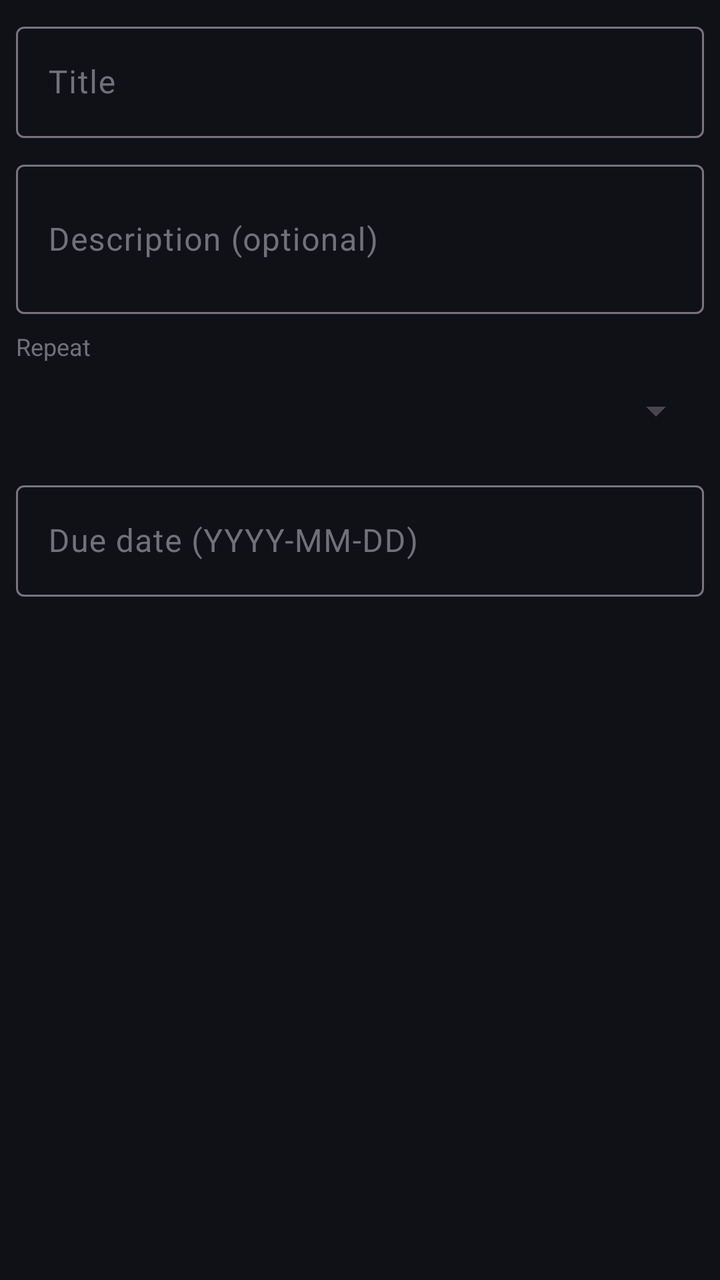
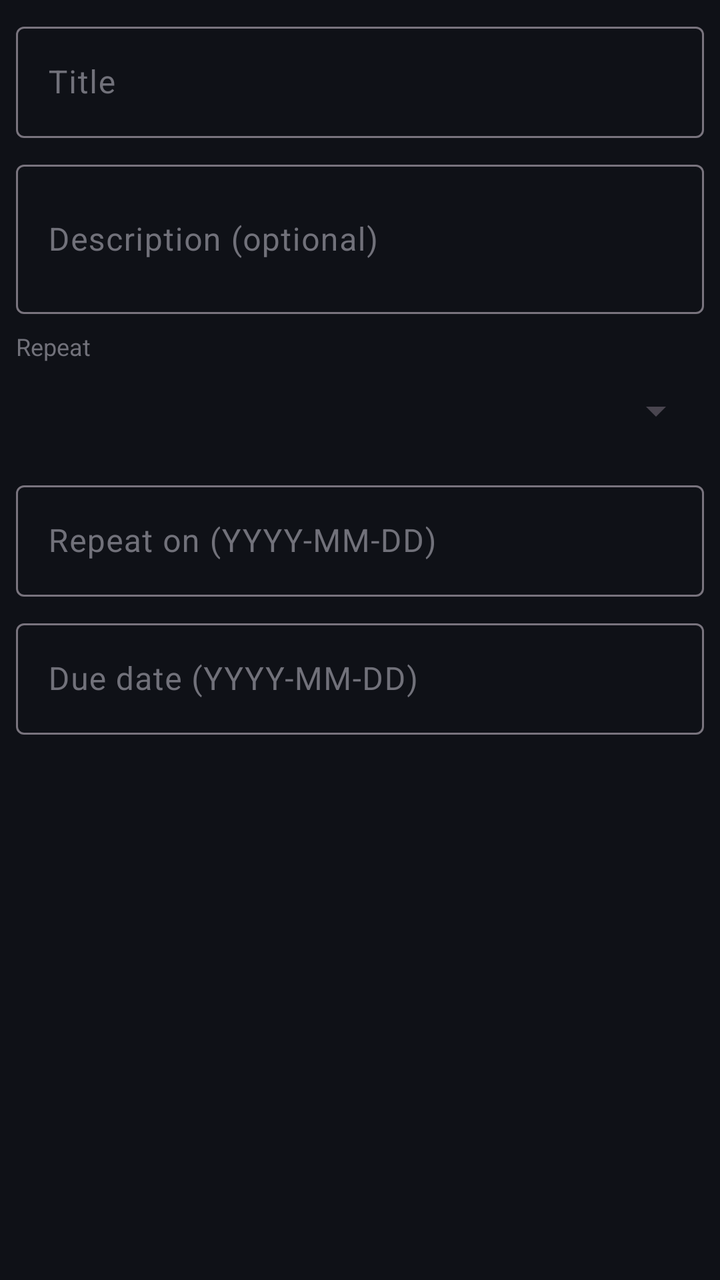

The first picture is an Android layout as it rendered before a commit; the second is the same layout after the commit. The layout source and the unified diff follow.
<!-- AndroidManifest.xml: application theme Theme.ToDoer -->
<!-- res/layout/dialog_task.xml -->
<?xml version="1.0" encoding="utf-8"?>
<ScrollView xmlns:android="http://schemas.android.com/apk/res/android"
    xmlns:app="http://schemas.android.com/apk/res-auto"
    android:layout_width="match_parent"
    android:layout_height="wrap_content"
    android:paddingTop="8dp">

    <LinearLayout
        android:layout_width="match_parent"
        android:layout_height="wrap_content"
        android:orientation="vertical"
        android:paddingStart="8dp"
        android:paddingEnd="8dp">

        <com.google.android.material.textfield.TextInputLayout
            android:layout_width="match_parent"
            android:layout_height="wrap_content"
            android:hint="@string/task_title"
            style="@style/Widget.Material3.TextInputLayout.OutlinedBox">

            <com.google.android.material.textfield.TextInputEditText
                android:id="@+id/inputTitle"
                android:layout_width="match_parent"
                android:layout_height="wrap_content"
                android:inputType="textCapSentences"
                android:textColor="@color/text_primary" />
        </com.google.android.material.textfield.TextInputLayout>

        <com.google.android.material.textfield.TextInputLayout
            android:layout_width="match_parent"
            android:layout_height="wrap_content"
            android:layout_marginTop="8dp"
            android:hint="@string/task_description"
            style="@style/Widget.Material3.TextInputLayout.OutlinedBox">

            <com.google.android.material.textfield.TextInputEditText
                android:id="@+id/inputDescription"
                android:layout_width="match_parent"
                android:layout_height="wrap_content"
                android:inputType="textMultiLine"
                android:minLines="2"
                android:textColor="@color/text_primary" />
        </com.google.android.material.textfield.TextInputLayout>

        <TextView
            android:layout_width="match_parent"
            android:layout_height="wrap_content"
            android:layout_marginTop="8dp"
            android:text="@string/recurrence_label"
            android:textColor="@color/text_muted"
            android:textSize="12sp" />

        <Spinner
            android:id="@+id/spinnerRecurrence"
            android:layout_width="match_parent"
            android:layout_height="wrap_content"
            android:minHeight="48dp" />

        <com.google.android.material.textfield.TextInputLayout
            android:layout_width="match_parent"
            android:layout_height="wrap_content"
            android:layout_marginTop="8dp"
            android:hint="@string/due_date_hint"
            style="@style/Widget.Material3.TextInputLayout.OutlinedBox">

            <com.google.android.material.textfield.TextInputEditText
                android:id="@+id/inputDue"
                android:layout_width="match_parent"
                android:layout_height="wrap_content"
                android:inputType="text"
                android:textColor="@color/text_primary" />
        </com.google.android.material.textfield.TextInputLayout>

        <TextView
            android:id="@+id/labelList"
            android:layout_width="match_parent"
            android:layout_height="wrap_content"
            android:layout_marginTop="8dp"
            android:text="@string/add_to_list"
            android:textColor="@color/text_muted"
            android:textSize="12sp"
            android:visibility="gone" />

        <Spinner
            android:id="@+id/spinnerList"
            android:layout_width="match_parent"
            android:layout_height="wrap_content"
            android:minHeight="48dp"
            android:visibility="gone" />
    </LinearLayout>
</ScrollView>
<!-- resources referenced by this layout -->
<resources>
  <color name="text_muted">#71717A</color>
  <color name="text_primary">#E4E4E7</color>
  <string name="add_to_list">List</string>
  <string name="due_date_hint">Due date (YYYY-MM-DD)</string>
  <string name="recurrence_label">Repeat</string>
  <string name="task_description">Description (optional)</string>
  <string name="task_title">Title</string>
  <style name="Theme.ToDoer" parent="Theme.Material3.DayNight.NoActionBar">
          <item name="colorPrimary">@color/accent</item>
          <item name="colorOnPrimary">@android:color/white</item>
          <item name="colorPrimaryContainer">@color/surface</item>
          <item name="colorSurface">@color/surface</item>
          <item name="colorOnSurface">@color/text_primary</item>
          <item name="colorOnSurfaceVariant">@color/text_muted</item>
          <item name="android:colorBackground">@color/bg</item>
          <item name="android:windowBackground">@color/bg</item>
          <item name="android:navigationBarColor">@color/bg</item>
          <item name="android:statusBarColor">@color/bg</item>
          <item name="android:windowLightStatusBar">false</item>
          <item name="android:windowLightNavigationBar">false</item>
      </style>
  <color name="accent">#6366F1</color>
  <color name="surface">#1A1D27</color>
  <color name="bg">#0F1117</color>
</resources>

<!-- the commit's change to res/layout/dialog_task.xml (unified diff, before → after) -->
@@ -60,6 +60,21 @@
             android:layout_width="match_parent"
             android:layout_height="wrap_content"
             android:layout_marginTop="8dp"
+            android:hint="@string/repeat_date_hint"
+            style="@style/Widget.Material3.TextInputLayout.OutlinedBox">
+
+            <com.google.android.material.textfield.TextInputEditText
+                android:id="@+id/inputRepeat"
+                android:layout_width="match_parent"
+                android:layout_height="wrap_content"
+                android:inputType="text"
+                android:textColor="@color/text_primary" />
+        </com.google.android.material.textfield.TextInputLayout>
+
+        <com.google.android.material.textfield.TextInputLayout
+            android:layout_width="match_parent"
+            android:layout_height="wrap_content"
+            android:layout_marginTop="8dp"
             android:hint="@string/due_date_hint"
             style="@style/Widget.Material3.TextInputLayout.OutlinedBox">
 
<!-- resource entries referenced after the edit -->
@@ -5,6 +5,7 @@
   <string name="add_to_list">List</string>
   <string name="due_date_hint">Due date (YYYY-MM-DD)</string>
   <string name="recurrence_label">Repeat</string>
+  <string name="repeat_date_hint">Repeat on (YYYY-MM-DD)</string>
   <string name="task_description">Description (optional)</string>
   <string name="task_title">Title</string>
   <style name="Theme.ToDoer" parent="Theme.Material3.DayNight.NoActionBar">
